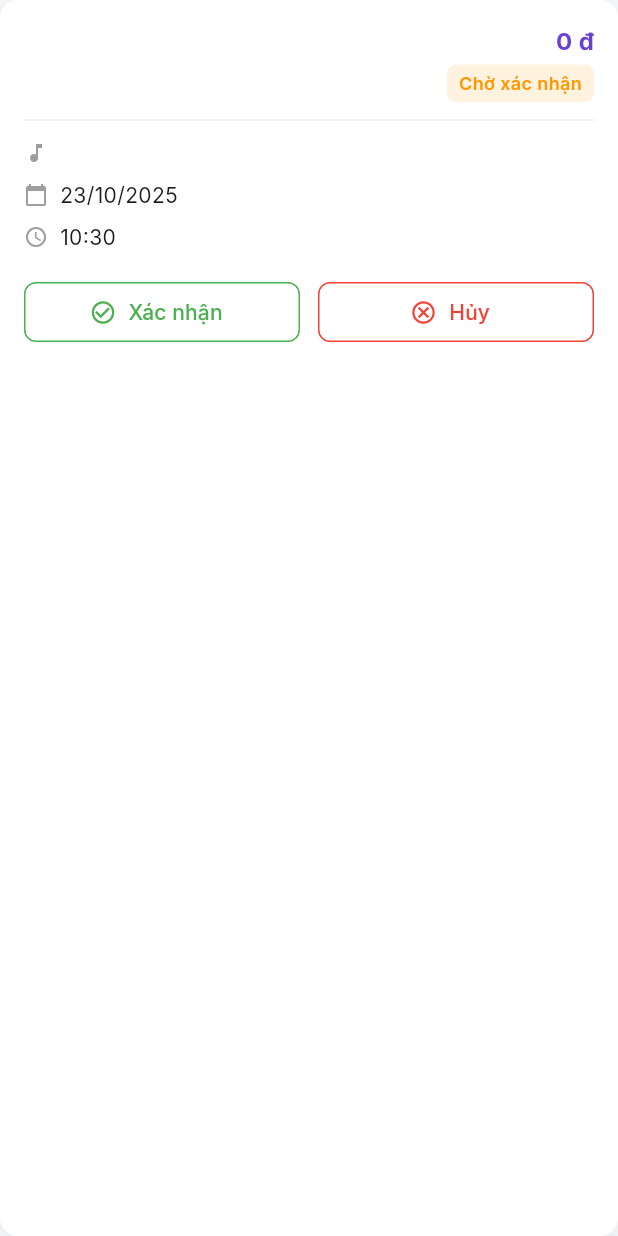
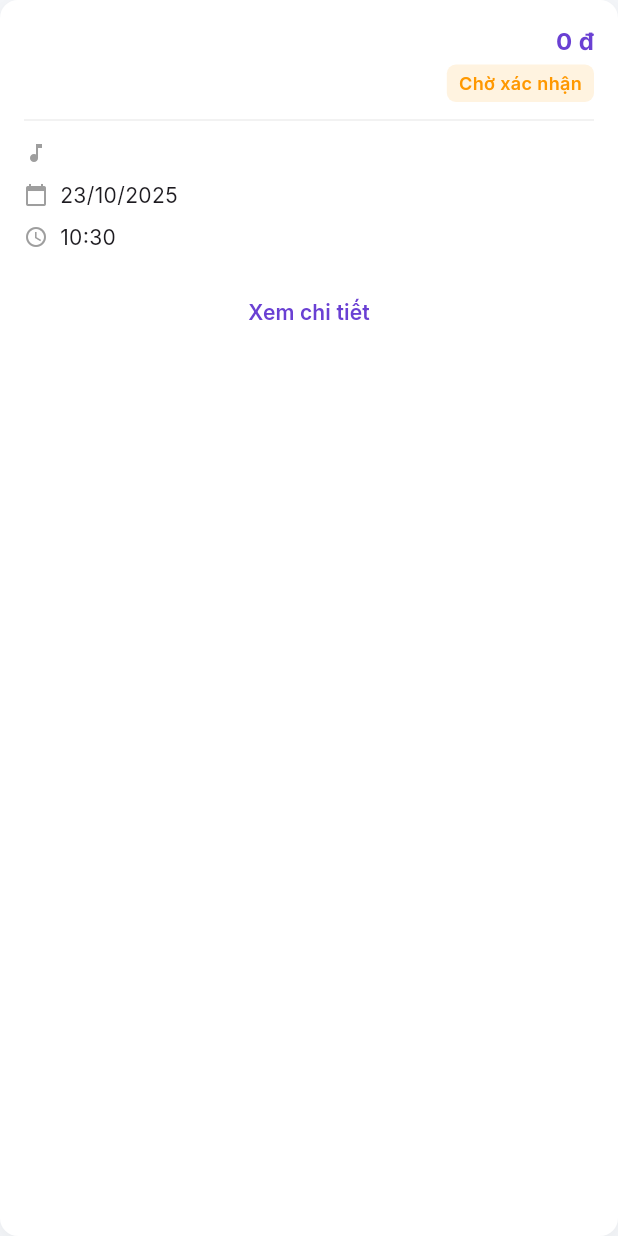
Before and after one commit to DTV214/BookingStudioSWD_Mobie_FE, a Flutter app: the BookingCard widget shown alone on an empty page, opened directly with empty values, on a phone screen of 412 x 824 dp. Run offline on Flutter 3.47's test engine with Material 3 defaults, Android fonts, the light colour scheme and no system bars; our stand-ins replace dartz, equatable, google_fonts; network calls fail.

Commit message:
[FEAT] Add booking ui detail

```diff
--- a/lib/features/booking/presentation/widgets/booking_card.dart
+++ b/lib/features/booking/presentation/widgets/booking_card.dart
@@ -1,13 +1,18 @@
 import 'package:flutter/material.dart';
-import 'package:intl/intl.dart'; // Thêm thư viện intl để format ngày và tiền
-import '../../domain/entities/booking.dart'; // Import Entity
-import '../../domain/entities/booking_status.dart'; // Import Enum
+import 'package:intl/intl.dart';
+import 'package:swd_mobie_flutter/features/booking/presentation/widgets/booking_detail_page.dart';
+import '../../domain/entities/booking.dart';
+import '../../domain/entities/booking_status.dart';
+// (IMPORT MỚI) Thêm import cho trang chi tiết
+
 
 class BookingCard extends StatelessWidget {
-  // Thay vì nhiều trường, chỉ cần 1 object Booking
   final Booking booking;
 
   const BookingCard({super.key, required this.booking});
+
+  // ... (các hàm _buildHeader, _buildInfoRow giữ nguyên) ...
+  // (Tôi sẽ copy lại các hàm đó ở đây cho bạn)
 
   @override
   Widget build(BuildContext context) {
@@ -41,7 +46,8 @@ class BookingCard extends StatelessWidget {
             DateFormat('HH:mm').format(booking.bookingDate),
           ), // Giả sử time
           SizedBox(height: 16),
-          _buildActionButtons(),
+          // Sửa hàm này
+          _buildActionButtons(context),
         ],
       ),
     );
@@ -142,59 +148,28 @@ class BookingCard extends StatelessWidget {
     );
   }
 
-  Widget _buildActionButtons() {
-    if (booking.status == BookingStatus.pending) {
-      // (Giữ nguyên logic nút bấm của bạn)
-      return Row(
-        children: [
-          Expanded(
-            child: OutlinedButton.icon(
-              icon: Icon(Icons.check_circle_outline),
-              label: Text("Xác nhận"),
-              onPressed: () {
-                // TODO: Gọi provider.confirmBooking(booking.id)
-              },
-              style: OutlinedButton.styleFrom(
-                foregroundColor: Colors.green,
-                side: BorderSide(color: Colors.green),
-                shape: RoundedRectangleBorder(
-                  borderRadius: BorderRadius.circular(8),
-                ),
-              ),
-            ),
-          ),
-          SizedBox(width: 12),
-          Expanded(
-            child: OutlinedButton.icon(
-              icon: Icon(Icons.cancel_outlined),
-              label: Text("Hủy"),
-              onPressed: () {
-                // TODO: Gọi provider.cancelBooking(booking.id)
-              },
-              style: OutlinedButton.styleFrom(
-                foregroundColor: Colors.red,
-                side: BorderSide(color: Colors.red),
-                shape: RoundedRectangleBorder(
-                  borderRadius: BorderRadius.circular(8),
-                ),
-              ),
-            ),
-          ),
-        ],
-      );
-    }
-
+  // --- (PHẦN CẬP NHẬT) ---
+  // Sửa hàm này
+  Widget _buildActionButtons(BuildContext context) {
+    // Xóa bỏ logic IF, luôn hiển thị nút "Chi tiết"
     return Center(
       child: TextButton(
         child: Text(
-          "Chi tiết",
+          "Xem chi tiết",
           style: TextStyle(
             color: Color(0xFF6A40D3),
             fontWeight: FontWeight.w600,
           ),
         ),
         onPressed: () {
-          // TODO: Mở trang chi tiết
+          // Xử lý điều hướng
+          Navigator.push(
+            context,
+            MaterialPageRoute(
+              // Truyền object 'booking' sang trang mới
+              builder: (context) => BookingDetailPage(booking: booking),
+            ),
+          );
         },
       ),
     );
```
Also changed, not shown: lib/features/booking/presentation/widgets/booking_detail_page.dart (added, +270 -0 lines).
